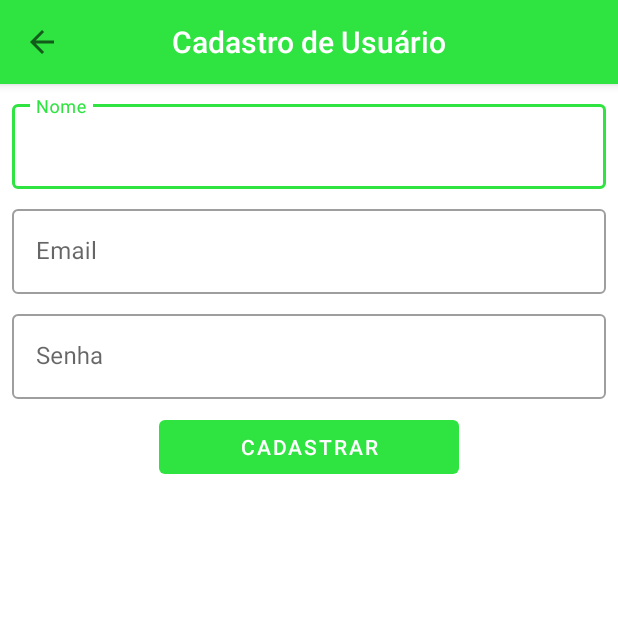
After one commit to MikaelSkd/AplicativoMobile, an Android app: the RegisterUserActivity screen opened directly, with no data from a screen before it, on a phone screen of 412 x 824 dp, the top half of it. The commit adds this screen. Run offline under Robolectric (Android 15) with nearby library versions, the phone set to English and light mode, and no system bars.

Commit message:
Adicionando a tela de cadastro, e apagando o xml da TelaEstado que veio da develop

```diff
--- a/app/src/main/AndroidManifest.xml
+++ b/app/src/main/AndroidManifest.xml
@@ -10,9 +10,11 @@
         android:supportsRtl="true"
         android:theme="@style/Theme.EmAula">
         <activity
+            android:name=".RegisterUserActivity"
+            android:exported="false" />
+        <activity
             android:name=".ProductDetailActivity"
             android:exported="false" />
-
         <activity
             android:name=".SplashActivity"
             android:exported="true">
@@ -24,7 +26,7 @@
         </activity>
         <activity
             android:name=".MainActivity"
-            android:exported="true"></activity>
+            android:exported="true" />
     </application>
 
 </manifest>
--- a/app/src/main/java/com/mikael/aplicativos/emaula/MainActivity.java
+++ b/app/src/main/java/com/mikael/aplicativos/emaula/MainActivity.java
@@ -52,9 +52,9 @@ public class MainActivity extends AppCompatActivity {
                     break;
 
                 case R.id.nav_account:
-                    Toast.makeText(MainActivity.this, "`Minha Conta", Toast.LENGTH_SHORT).show();
-//                    intent = new Intent(MainActivity.this, MainActivity.class);
-//                    startActivity(intent);
+//                    Toast.makeText(MainActivity.this, "`Minha Conta", Toast.LENGTH_SHORT).show();
+                    intent = new Intent(MainActivity.this, RegisterUserActivity.class);
+                    startActivity(intent);
                     break;
 
                 case R.id.nav_categoria:
--- /dev/null
+++ b/app/src/main/java/com/mikael/aplicativos/emaula/RegisterUserActivity.java
@@ -0,0 +1,36 @@
+package com.mikael.aplicativos.emaula;
+
+import androidx.appcompat.app.AppCompatActivity;
+import androidx.appcompat.widget.Toolbar;
+
+import android.os.Bundle;
+import android.widget.TextView;
+
+public class RegisterUserActivity extends AppCompatActivity {
+
+    private Toolbar toolbar;
+    private TextView textView;
+
+    @Override
+    protected void onCreate(Bundle savedInstanceState) {
+        super.onCreate(savedInstanceState);
+        setContentView(R.layout.activity_register_user);
+
+
+        toolbar = findViewById(R.id.toolbar);
+        setSupportActionBar(toolbar);
+
+
+        getSupportActionBar().setDisplayHomeAsUpEnabled(true);
+        getSupportActionBar().setDisplayShowTitleEnabled(false);
+
+        textView = findViewById(R.id.toolbar_titulo);
+        textView.setText(R.string.titulo_tela_cadastro);
+    }
+
+    @Override
+    public boolean onSupportNavigateUp() {
+        onBackPressed();
+        return true;
+    }
+}
--- a/app/src/main/res/layout/activity_main2.xml
+++ /dev/null
@@ -1,9 +0,0 @@
-<?xml version="1.0" encoding="utf-8"?>
-<androidx.constraintlayout.widget.ConstraintLayout xmlns:android="http://schemas.android.com/apk/res/android"
-    xmlns:app="http://schemas.android.com/apk/res-auto"
-    xmlns:tools="http://schemas.android.com/tools"
-    android:layout_width="match_parent"
-    android:layout_height="match_parent"
-    tools:context=".TelaEstadosActivity">
-
-</androidx.constraintlayout.widget.ConstraintLayout>
--- /dev/null
+++ b/app/src/main/res/layout/activity_register_user.xml
@@ -0,0 +1,85 @@
+<?xml version="1.0" encoding="utf-8"?>
+<LinearLayout xmlns:android="http://schemas.android.com/apk/res/android"
+    xmlns:app="http://schemas.android.com/apk/res-auto"
+    xmlns:tools="http://schemas.android.com/tools"
+    android:layout_width="match_parent"
+    android:layout_height="match_parent"
+    tools:context=".RegisterUserActivity"
+    android:orientation="vertical">
+
+    <com.google.android.material.appbar.AppBarLayout
+        android:layout_width="match_parent"
+        android:layout_height="wrap_content"
+        android:id="@+id/app_bar_layout">
+
+        <include
+            layout="@layout/menu_toolbar_layout"
+            android:layout_width="match_parent"
+            android:layout_height="?attr/actionBarSize" />
+    </com.google.android.material.appbar.AppBarLayout>
+
+    <com.google.android.material.textfield.TextInputLayout
+        android:layout_width="match_parent"
+        android:layout_height="wrap_content"
+        android:id="@+id/txt_layout_nome"
+        style="@style/Widget.MaterialComponents.TextInputLayout.OutlinedBox"
+        android:layout_marginTop="8dp"
+        android:layout_marginLeft="8dp"
+        android:layout_marginRight="8dp"
+        android:hint="@string/usuario_cadastro_nome">
+
+        <com.google.android.material.textfield.TextInputEditText
+            android:layout_width="match_parent"
+            android:layout_height="wrap_content"
+            android:id="@+id/txt_edit_nome"
+            android:inputType="textCapWords|textPersonName"/>
+    </com.google.android.material.textfield.TextInputLayout>
+
+    <com.google.android.material.textfield.TextInputLayout
+        android:layout_width="match_parent"
+        android:layout_height="wrap_content"
+        android:id="@+id/txt_layout_email"
+        style="@style/Widget.MaterialComponents.TextInputLayout.OutlinedBox"
+        android:layout_marginTop="8dp"
+        android:layout_marginLeft="8dp"
+        android:layout_marginRight="8dp"
+        android:hint="@string/usuario_cadastro_email">
+
+        <com.google.android.material.textfield.TextInputEditText
+            android:layout_width="match_parent"
+            android:layout_height="wrap_content"
+            android:id="@+id/txt_edit_email"
+            android:inputType="textEmailAddress"/>
+    </com.google.android.material.textfield.TextInputLayout>
+
+    <com.google.android.material.textfield.TextInputLayout
+        android:layout_width="match_parent"
+        android:layout_height="wrap_content"
+        android:id="@+id/txt_layout_senha"
+        style="@style/Widget.MaterialComponents.TextInputLayout.OutlinedBox"
+        android:layout_marginTop="8dp"
+        android:layout_marginLeft="8dp"
+        android:layout_marginRight="8dp"
+        android:hint="@string/usuario_cadastro_senha">
+
+        <com.google.android.material.textfield.TextInputEditText
+            android:layout_width="match_parent"
+            android:layout_height="wrap_content"
+            android:id="@+id/txt_edit_senha"
+            android:inputType="textPassword"/>
+    </com.google.android.material.textfield.TextInputLayout>
+
+    <Button
+        android:layout_width="@dimen/btn_input_layout"
+        android:layout_height="wrap_content"
+        android:id="@+id/btn_usuario_cadastro"
+        android:layout_marginRight="8dp"
+        android:layout_marginTop="8dp"
+        android:layout_marginLeft="8dp"
+        android:text="@string/usuario_cadastro_btn_cadastrar"
+        style="@style/Widget.MaterialComponents.Button.UnelevatedButton"
+        android:layout_gravity="center"/>
+
+
+
+</LinearLayout>
--- /dev/null
+++ b/app/src/main/res/values/dimens.xml
@@ -0,0 +1,4 @@
+<?xml version="1.0" encoding="utf-8"?>
+<resources>
+    <dimen name="btn_input_layout">200dp</dimen>
+</resources>
--- a/app/src/main/res/values/strings.xml
+++ b/app/src/main/res/values/strings.xml
@@ -2,17 +2,26 @@
 
     <string name="app_name">Loja Virtual Atlética</string>
 
-<!--Tela Produto Detalhe   -->
+    <!--Tela Produto Detalhe   -->
     <string name="produto_detalhe_btn_comprar">Comprar</string>
     <string name="produto_detalhe_txt_descricao">Descrição</string>
 
-<!--Menu Drawer    -->
+    <!--Menu Drawer    -->
     <string name="menu_drawe_sair">Sair</string>
     <string name="menu_drawe_meu_carrinho">Meu Carrinho</string>
     <string name="menu_drawe_minhas_compras">Minhas Compras</string>
     <string name="menu_categorias">Categorias</string>
     <string name="menu_drawe_minha_conta">Minha Conta</string>
     <string name="menu_drawe_home">Home</string>
+
+    <!--Tela principal-->
     <string name="toogle_open">Open</string>
     <string name="toogle_close">Close</string>
+
+    <!--Tela usuário cadastro-->
+    <string name="usuario_cadastro_nome">Nome</string>
+    <string name="usuario_cadastro_email">Email</string>
+    <string name="usuario_cadastro_senha">Senha</string>
+    <string name="usuario_cadastro_btn_cadastrar">Cadastrar</string>
+    <string name="titulo_tela_cadastro">Cadastro de Usuário</string>
 </resources>
```
